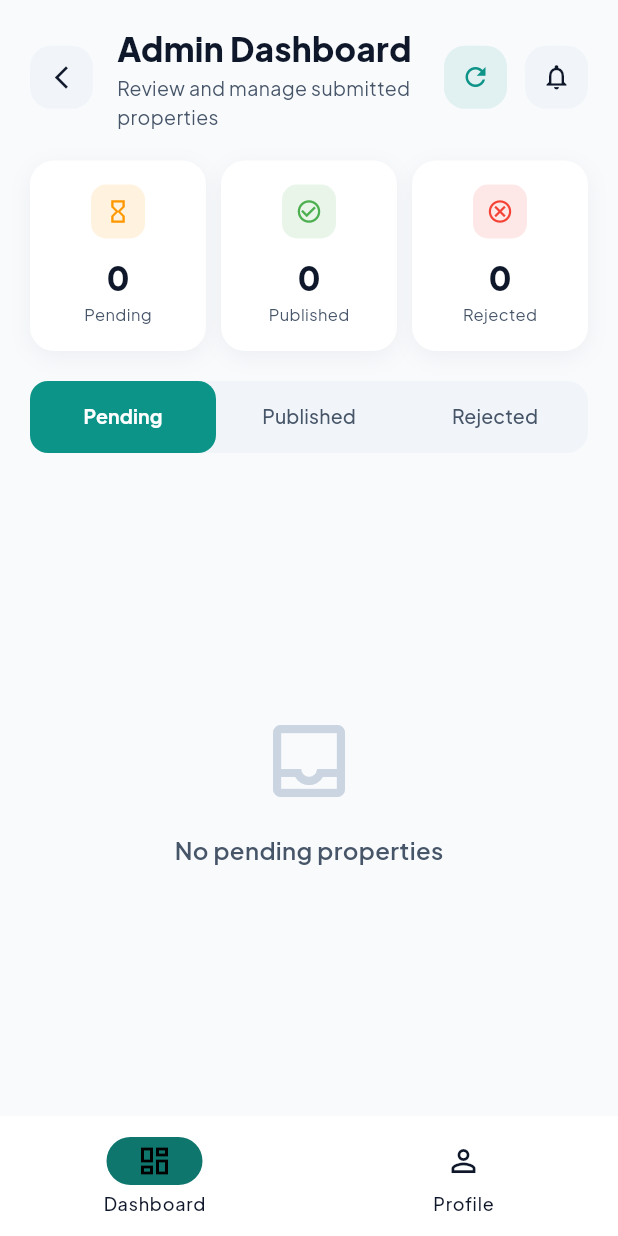
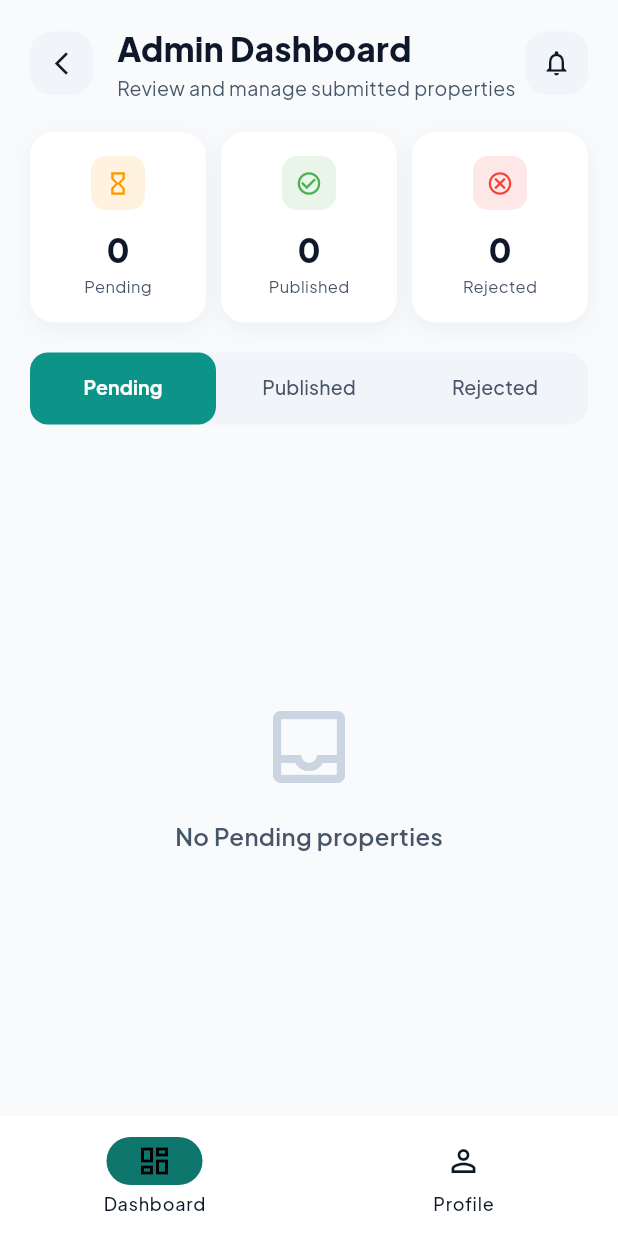
Before and after one commit to zizo900k/DARNA_PRJ, a Flutter app: the AdminShellScreen screen opened by its route, on a phone screen of 412 x 824 dp. Run offline on Flutter 3.47's test engine with Material 3 defaults, Android fonts, the phone set to English and light mode, and no system bars; our stand-ins replace audioplayers, cached_network_image, confetti, flutter_dotenv, flutter_svg, geolocator and 7 more; missing offline and left inert: dart:html, dart:ui_web, dart_pusher_channels, flutter_webrtc, google_sign_in_web, mapbox_maps_flutter and 2 more; accounts and stored records are empty; network calls fail.

Commit message:
feat: Add auto-polling to admin and user profile screens, restore user features, and sync database seeders

```diff
--- a/frontend/lib/screens/admin_dashboard_screen.dart
+++ b/frontend/lib/screens/admin_dashboard_screen.dart
@@ -1,8 +1,10 @@
+import 'dart:async';
 import 'package:flutter/material.dart';
 import 'package:go_router/go_router.dart';
 import 'package:cached_network_image/cached_network_image.dart';
 import 'package:intl/intl.dart';
 import '../theme/app_theme.dart';
+import '../theme/language_provider.dart';
 import '../services/admin_service.dart';
 import 'package:provider/provider.dart';
 import '../providers/notification_provider.dart';
@@ -17,7 +19,7 @@ class AdminDashboardScreen extends StatefulWidget {
 }
 
 class _AdminDashboardScreenState extends State<AdminDashboardScreen>
-    with SingleTickerProviderStateMixin {
+    with TickerProviderStateMixin, WidgetsBindingObserver {
   late TabController _tabController;
   Map<String, dynamic> _stats = {'pending': 0, 'published': 0, 'rejected': 0};
   List<Map<String, dynamic>> _properties = [];
@@ -26,10 +28,12 @@ class _AdminDashboardScreenState extends State<AdminDashboardScreen>
   String _currentFilter = 'pending';
   int _currentPage = 1;
   int _lastPage = 1;
+  Timer? _pollTimer;
 
   @override
   void initState() {
     super.initState();
+    WidgetsBinding.instance.addObserver(this);
     _tabController = TabController(length: 3, vsync: this);
     _tabController.addListener(() {
       if (!_tabController.indexIsChanging) {
@@ -50,10 +54,36 @@ class _AdminDashboardScreenState extends State<AdminDashboardScreen>
         context.read<NotificationProvider>().initWebSocket(userId);
       }
     });
+
+    _startPolling();
+  }
+
+  @override
+  void didChangeAppLifecycleState(AppLifecycleState state) {
+    if (state == AppLifecycleState.resumed) {
+      _startPolling();
+      _pollData(); // Instant fetch when coming back
+    } else if (state == AppLifecycleState.paused) {
+      _stopPolling();
+    }
+  }
+
+  void _startPolling() {
+    _stopPolling(); // Ensure no duplicates
+    _pollTimer = Timer.periodic(const Duration(seconds: 15), (timer) {
+      _pollData();
+    });
+  }
+
+  void _stopPolling() {
+    _pollTimer?.cancel();
+    _pollTimer = null;
   }
 
   @override
   void dispose() {
+    WidgetsBinding.instance.removeObserver(this);
+    _stopPolling();
     _tabController.dispose();
     super.dispose();
   }
@@ -76,6 +106,29 @@ class _AdminDashboardScreenState extends State<AdminDashboardScreen>
       }
     } catch (e) {
       if (mounted) setState(() => _isLoading = false);
+    }
+  }
+
+  // Silent background fetch to not disrupt the UI while polling
+  Future<void> _pollData() async {
+    if (!mounted || _currentPage > 1) return; // Only poll when on first page
+
+    try {
+      final results = await Future.wait([
+        AdminService.getStats(),
+        AdminService.getProperties(status: _currentFilter, page: 1),
+      ]);
+      if (mounted) {
+        setState(() {
+          _stats = results[0];
+          final propData = results[1];
+          _properties = List<Map<String, dynamic>>.from(propData['data'] ?? []);
+          _lastPage = propData['last_page'] ?? 1;
+        });
+      }
+    } catch (e) {
+      // Silently fail on polling errors
+      debugPrint("Polling error: $e");
     }
   }
 
@@ -104,8 +157,8 @@ class _AdminDashboardScreenState extends State<AdminDashboardScreen>
       await AdminService.approve(id);
       if (mounted) {
         ScaffoldMessenger.of(context).showSnackBar(
-          const SnackBar(
-            content: Text('Property approved'),
+          SnackBar(
+            content: Text(context.tr('property_approved')),
             backgroundColor: Colors.green,
           ),
         );
@@ -130,7 +183,7 @@ class _AdminDashboardScreenState extends State<AdminDashboardScreen>
         return AlertDialog(
           shape: RoundedRectangleBorder(borderRadius: BorderRadius.circular(20)),
           backgroundColor: isDark ? DarkColors.card : LightColors.card,
-          title: Text('Reject Property',
+          title: Text(context.tr('reject_property'),
               style: TextStyle(
                   fontWeight: FontWeight.w700,
                   color: theme.textTheme.bodyLarge?.color)),
@@ -138,7 +191,7 @@ class _AdminDashboardScreenState extends State<AdminDashboardScreen>
             controller: controller,
             maxLines: 3,
             decoration: InputDecoration(
-              hintText: 'Reason for rejection...',
+              hintText: context.tr('reject_reason'),
               filled: true,
               fillColor: isDark
                   ? DarkColors.backgroundSecondary
@@ -152,7 +205,7 @@ class _AdminDashboardScreenState extends State<AdminDashboardScreen>
           actions: [
             TextButton(
               onPressed: () => Navigator.pop(ctx),
-              child: Text('Cancel',
+              child: Text(context.tr('cancel'),
                   style: TextStyle(color: theme.textTheme.bodyMedium?.color)),
             ),
             TextButton(
@@ -161,8 +214,8 @@ class _AdminDashboardScreenState extends State<AdminDashboardScreen>
                   Navigator.pop(ctx, controller.text.trim());
                 }
               },
-              child: const Text('Reject',
-                  style: TextStyle(
+              child: Text(context.tr('reject'),
+                  style: const TextStyle(
                       color: AppColors.error, fontWeight: FontWeight.w700)),
             ),
           ],
@@ -174,8 +227,8 @@ class _AdminDashboardScreenState extends State<AdminDashboardScreen>
         await AdminService.reject(id, result);
         if (mounted) {
           ScaffoldMessenger.of(context).showSnackBar(
-            const SnackBar(
-                content: Text('Property rejected'),
+            SnackBar(
+                content: Text(context.tr('property_rejected')),
                 backgroundColor: Colors.orange),
           );
           _loadData();
@@ -234,14 +287,14 @@ class _AdminDashboardScreenState extends State<AdminDashboardScreen>
             child: Column(
               crossAxisAlignment: CrossAxisAlignment.start,
               children: [
-                Text('Admin Dashboard',
+                Text(context.tr('admin_dashboard'),
                     style: TextStyle(
                       fontSize: 22,
                       fontWeight: FontWeight.w800,
                       color: theme.textTheme.bodyLarge?.color,
                     )),
                 const SizedBox(height: 2),
-                Text('Review and manage submitted properties',
+                Text(context.tr('admin_subtitle'),
                     style: TextStyle(
                       fontSize: 13,
                       color: theme.textTheme.bodyMedium?.color,
@@ -249,19 +302,7 @@ class _AdminDashboardScreenState extends State<AdminDashboardScreen>
               ],
             ),
           ),
-          GestureDetector(
-            onTap: _loadData,
-            child: Container(
-              width: 42,
-              height: 42,
-              decoration: BoxDecoration(
-                color: AppColors.primary.withValues(alpha: 0.1),
-                borderRadius: BorderRadius.circular(14),
-              ),
-              child: const Icon(Icons.refresh, size: 20, color: AppColors.primary),
-            ),
-          ),
-          const SizedBox(width: 12),
+
           GestureDetector(
             onTap: () {
               NotificationsScreen.show(context);
@@ -303,13 +344,13 @@ class _AdminDashboardScreenState extends State<AdminDashboardScreen>
       padding: const EdgeInsets.symmetric(horizontal: 20, vertical: 12),
       child: Row(
         children: [
-          _buildStatCard('Pending', _stats['pending'] ?? 0, Colors.orange,
+          _buildStatCard(context.tr('pending'), _stats['pending'] ?? 0, Colors.orange,
               Icons.hourglass_empty, theme, isDark),
           const SizedBox(width: 10),
-          _buildStatCard('Published', _stats['published'] ?? 0, Colors.green,
+          _buildStatCard(context.tr('published'), _stats['published'] ?? 0, Colors.green,
               Icons.check_circle_outline, theme, isDark),
           const SizedBox(width: 10),
-          _buildStatCard('Rejected', _stats['rejected'] ?? 0, Colors.red,
+          _buildStatCard(context.tr('rejected'), _stats['rejected'] ?? 0, Colors.red,
               Icons.cancel_outlined, theme, isDark),
         ],
       ),
@@ -388,10 +429,10 @@ class _AdminDashboardScreenState extends State<AdminDashboardScreen>
             const TextStyle(fontSize: 13, fontWeight: FontWeight.w500),
         dividerColor: Colors.transparent,
         splashBorderRadius: BorderRadius.circular(12),
-        tabs: const [
-          Tab(text: 'Pending'),
-          Tab(text: 'Published'),
-          Tab(text: 'Rejected'),
+        tabs: [
+          Tab(text: context.tr('pending')),
+          Tab(text: context.tr('published')),
+          Tab(text: context.tr('rejected')),
         ],
       ),
     );
@@ -408,7 +449,7 @@ class _AdminDashboardScreenState extends State<AdminDashboardScreen>
           children: [
             Icon(Icons.inbox_outlined, size: 64, color: theme.dividerColor),
             const SizedBox(height: 16),
-            Text('No $_currentFilter properties',
+            Text(context.tr('no_properties_status').replaceAll('%s', context.tr(_currentFilter)),
                 style: TextStyle(
                     fontSize: 16,
                     fontWeight: FontWeight.w600,
@@ -533,7 +574,7 @@ class _AdminDashboardScreenState extends State<AdminDashboardScreen>
             child: Column(
               crossAxisAlignment: CrossAxisAlignment.start,
               children: [
-                Text(prop['title'] as String? ?? 'Untitled',
+                Text(prop['title'] as String? ?? context.tr('untitled'),
                     style: TextStyle(
                         fontSize: 16,
                         fontWeight: FontWeight.w700,
@@ -648,7 +689,7 @@ class _AdminDashboardScreenState extends State<AdminDashboardScreen>
                               borderRadius: BorderRadius.circular(10),
                             ),
                             alignment: Alignment.center,
-                            child: Text('View',
+                            child: Text(context.tr('view'),
                                 style: TextStyle(
                                     fontSize: 13,
                                     fontWeight: FontWeight.w600,
@@ -671,8 +712,8 @@ class _AdminDashboardScreenState extends State<AdminDashboardScreen>
                               borderRadius: BorderRadius.circular(10),
                             ),
                             alignment: Alignment.center,
-                            child: const Text('Approve',
-                                style: TextStyle(
+                            child: Text(context.tr('approve'),
+                                style: const TextStyle(
                                     fontSize: 13,
                                     fontWeight: FontWeight.w700,
                                     color: Colors.white)),
@@ -693,8 +734,8 @@ class _AdminDashboardScreenState extends State<AdminDashboardScreen>
                                       AppColors.error.withValues(alpha: 0.3)),
                             ),
                             alignment: Alignment.center,
-                            child: const Text('Reject',
-                                style: TextStyle(
+                            child: Text(context.tr('reject'),
+                                style: const TextStyle(
                                     fontSize: 13,
                                     fontWeight: FontWeight.w700,
                                     color: AppColors.error)),
--- a/frontend/lib/screens/admin_shell_screen.dart
+++ b/frontend/lib/screens/admin_shell_screen.dart
@@ -31,7 +31,7 @@ class _AdminShellScreenState extends State<AdminShellScreen> {
         destinations: [
           NavigationDestination(
             icon: const Icon(Icons.dashboard_outlined),
-            label: 'Dashboard',
+            label: context.tr('admin_dashboard_tab') ?? 'Dashboard',
           ),
           NavigationDestination(
             icon: const Icon(Icons.person_outline),
--- a/frontend/lib/screens/notifications_screen.dart
+++ b/frontend/lib/screens/notifications_screen.dart
@@ -175,7 +175,7 @@ class _NotificationsScreenState extends State<NotificationsScreen> {
                     ),
                     IconButton(
                       icon: Icon(Icons.done_all_rounded, color: AppColors.primary),
-                      tooltip: 'Mark all as read',
+                      tooltip: context.tr('mark_all_read'),
                       onPressed: () {
                         context.read<NotificationProvider>().markAllAsRead();
                       },
--- a/frontend/lib/theme/language_provider.dart
+++ b/frontend/lib/theme/language_provider.dart
@@ -287,6 +287,24 @@ class LanguageProvider with ChangeNotifier {
       'reject': 'Reject',
       'no_requests': 'No requests found',
       'error_loading_requests': 'Failed to load requests',
+      // Admin Dashboard
+      'admin_dashboard': 'Admin Dashboard',
+      'admin_subtitle': 'Review and manage submitted properties',
+      'pending': 'Pending',
+      'published': 'Published',
+      'rejected': 'Rejected',
+      'property_approved': 'Property approved',
+      'property_rejected': 'Property rejected',
+      'reject_property': 'Reject Property',
+      'reject_reason': 'Reason for rejection...',
+      'view': 'View',
+      'approve': 'Approve',
+      'no_properties_status': 'No %s properties',
+      'untitled': 'Untitled',
+      'unknown_owner': 'Unknown',
+      'admin_dashboard_tab': 'Dashboard',
+      'notifications': 'Notifications',
+      'mark_all_read': 'Mark all as read',
     },
     'fr': {
       'welcome': 'Bienvenue chez Darna',
@@ -553,6 +571,24 @@ class LanguageProvider with ChangeNotifier {
       'reject': 'Refuser',
       'no_requests': 'Aucune demande trouvée',
       'error_loading_requests': 'Erreur lors du chargement des demandes',
+      // Admin Dashboard
+      'admin_dashboard': 'Tableau de bord Admin',
+      'admin_subtitle': 'Examiner et gérer les propriétés soumises',
+      'pending': 'En attente',
+      'published': 'Publiées',
+      'rejected': 'Refusées',
+      'property_approved': 'Propriété approuvée',
+      'property_rejected': 'Propriété rejetée',
+      'reject_property': 'Rejeter la propriété',
+      'reject_reason': 'Motif du refus...',
+      'view': 'Voir',
+      'approve': 'Approuver',
+      'no_properties_status': 'Aucune propriété %s',
+      'untitled': 'Sans titre',
+      'unknown_owner': 'Inconnu',
+      'admin_dashboard_tab': 'Tableau de bord',
+      'notifications': 'Notifications',
+      'mark_all_read': 'Tout marquer comme lu',
     },
     'ar': {
       'welcome': 'مرحباً بكم في دارنا',
@@ -817,6 +853,24 @@ class LanguageProvider with ChangeNotifier {
       'reject': 'رفض',
       'no_requests': 'لا توجد طلبات',
       'error_loading_requests': 'فشل تحميل الطلبات',
+      // Admin Dashboard
+      'admin_dashboard': 'لوحة تحكم المشرف',
+      'admin_subtitle': 'مراجعة وإدارة العقارات المقدمة',
+      'pending': 'قيد الانتظار',
+      'published': 'منشورة',
+      'rejected': 'مرفوضة',
+      'property_approved': 'تمت الموافقة على العقار',
+      'property_rejected': 'تم رفض العقار',
+      'reject_property': 'رفض العقار',
+      'reject_reason': 'سبب الرفض...',
+      'view': 'عرض',
+      'approve': 'موافقة',
+      'no_properties_status': 'لا توجد عقارات %s',
+      'untitled': 'بدون عنوان',
+      'unknown_owner': 'غير معروف',
+      'admin_dashboard_tab': 'لوحة التحكم',
+      'notifications': 'الإشعارات',
+      'mark_all_read': 'تعليم الكل كمقروء',
     },
   };
 
```
Also changed, not shown: frontend/lib/screens/edit_profile_screen.dart (+0 -48 lines), frontend/lib/screens/profile_screen.dart (+48 -2 lines), 1 other file.
